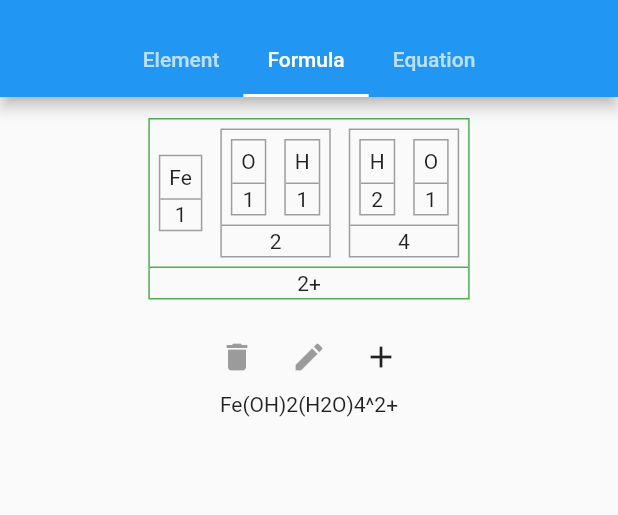
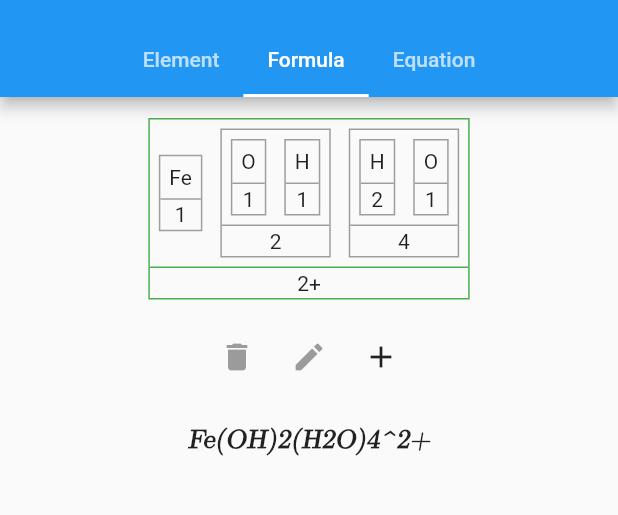
Before and after one commit to Mapioi/unhexennium, a Flutter app: the screen it shows after launch, tab 2 chosen, on a phone screen of 412 x 824 dp, the part 59-574 px from its top. Run offline on Flutter 3.47's test engine with Material 2 defaults, Android fonts, the phone set to English and light mode, and no system bars.

Commit message:
Change font used in formula render to Computer Modern (the LaTeX font)

```diff
--- a/lib/tabs/formula.dart
+++ b/lib/tabs/formula.dart
@@ -173,7 +173,7 @@ class FormulaParent extends StatelessWidget {
   Widget build(BuildContext context) {
     // TODO fix sizing issues (instead on relying on fixed pixels)
     return new Column(children: [
-      // Rendered formula
+      // Input space
       new Padding(
         child: new Row(
           children: [render()], // TODO use a container instead
@@ -202,7 +202,16 @@ class FormulaParent extends StatelessWidget {
           ),
         ],
       ),
-      new Text(formulaFactory.toString())
+      new Container(height: 20.0),
+      // Render
+      new Text(
+        formulaFactory.toString(),
+        style: new TextStyle(
+          fontFamily: 'CMU',
+          fontSize: 18.0,
+          fontWeight: FontWeight.bold
+        ),
+      )
     ]);
   }
 }
```
Also changed, not shown: pubspec.yaml (+7 -41 lines), fonts/computer-modern-serif-italics.ttf (added).
